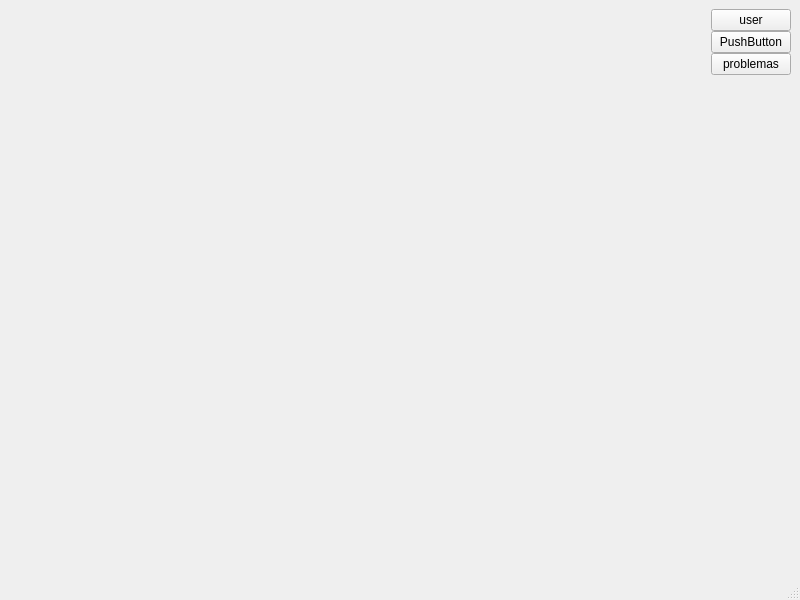
Old version of the form NavTrainer/mainwindow.ui in the repository FranciscoNortesN/IHM-Proyecto.
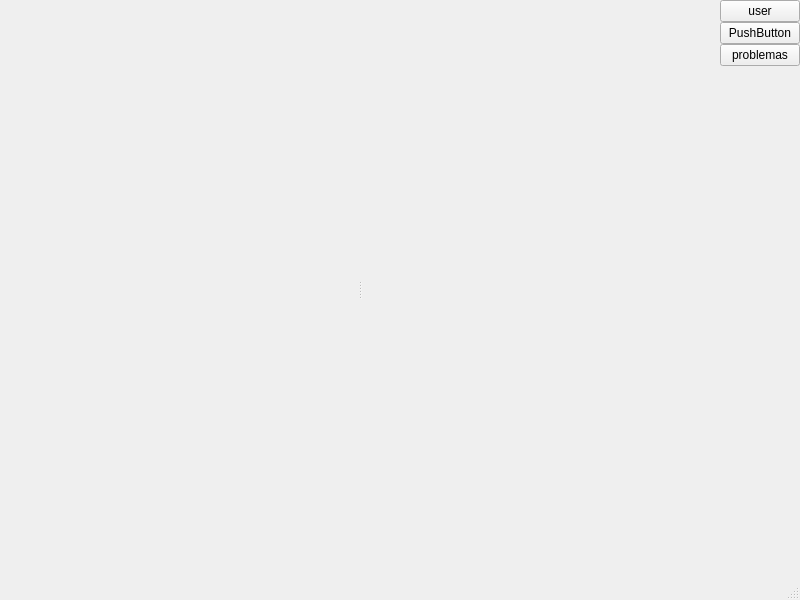
New version of the form.

Commit message: feature: splitter to separate map from user space and problems

```diff
--- a/NavTrainer/mainwindow.ui
+++ b/NavTrainer/mainwindow.ui
@@ -15,8 +15,26 @@
   </property>
   <widget class="QWidget" name="centralwidget">
    <layout class="QGridLayout" name="gridLayout">
+    <property name="leftMargin">
+     <number>0</number>
+    </property>
+    <property name="topMargin">
+     <number>0</number>
+    </property>
+    <property name="rightMargin">
+     <number>0</number>
+    </property>
+    <property name="bottomMargin">
+     <number>0</number>
+    </property>
+    <property name="spacing">
+     <number>0</number>
+    </property>
     <item row="0" column="0">
      <widget class="QStackedWidget" name="stackedWidget">
+      <property name="styleSheet">
+       <string notr="true"/>
+      </property>
       <property name="currentIndex">
        <number>1</number>
       </property>
@@ -63,7 +81,61 @@
         <property name="spacing">
          <number>0</number>
         </property>
-        <item row="3" column="1">
+        <item row="0" column="0" rowspan="6">
+         <widget class="QWidget" name="widget" native="true">
+          <property name="styleSheet">
+           <string notr="true"/>
+          </property>
+          <layout class="QGridLayout" name="gridLayout_4">
+           <property name="leftMargin">
+            <number>0</number>
+           </property>
+           <property name="topMargin">
+            <number>0</number>
+           </property>
+           <property name="rightMargin">
+            <number>0</number>
+           </property>
+           <property name="bottomMargin">
+            <number>0</number>
+           </property>
+           <property name="spacing">
+            <number>0</number>
+           </property>
+           <item row="0" column="0">
+            <widget class="QSplitter" name="splitter">
+             <property name="orientation">
+              <enum>Qt::Orientation::Horizontal</enum>
+             </property>
+             <widget class="QWidget" name="mapa" native="true">
+              <property name="styleSheet">
+               <string notr="true"/>
+              </property>
+             </widget>
+             <widget class="QWidget" name="probanduser" native="true">
+              <property name="styleSheet">
+               <string notr="true"/>
+              </property>
+             </widget>
+            </widget>
+           </item>
+          </layout>
+         </widget>
+        </item>
+        <item row="3" column="2">
+         <widget class="QPushButton" name="problemas">
+          <property name="sizePolicy">
+           <sizepolicy hsizetype="Preferred" vsizetype="Fixed">
+            <horstretch>0</horstretch>
+            <verstretch>0</verstretch>
+           </sizepolicy>
+          </property>
+          <property name="text">
+           <string>problemas</string>
+          </property>
+         </widget>
+        </item>
+        <item row="5" column="2">
          <spacer name="verticalSpacer">
           <property name="orientation">
            <enum>Qt::Orientation::Vertical</enum>
@@ -76,20 +148,7 @@
           </property>
          </spacer>
         </item>
-        <item row="2" column="1">
-         <widget class="QPushButton" name="problemas">
-          <property name="sizePolicy">
-           <sizepolicy hsizetype="Preferred" vsizetype="Fixed">
-            <horstretch>0</horstretch>
-            <verstretch>0</verstretch>
-           </sizepolicy>
-          </property>
-          <property name="text">
-           <string>problemas</string>
-          </property>
-         </widget>
-        </item>
-        <item row="0" column="1">
+        <item row="0" column="2">
          <widget class="QPushButton" name="user">
           <property name="sizePolicy">
            <sizepolicy hsizetype="Preferred" vsizetype="Fixed">
@@ -102,7 +161,7 @@
           </property>
          </widget>
         </item>
-        <item row="1" column="1">
+        <item row="1" column="2">
          <widget class="QPushButton" name="pushButton_2">
           <property name="sizePolicy">
            <sizepolicy hsizetype="Maximum" vsizetype="Fixed">
@@ -115,11 +174,6 @@
           </property>
          </widget>
         </item>
-        <item row="0" column="0" rowspan="4">
-         <widget class="QWidget" name="widget" native="true">
-          <layout class="QGridLayout" name="gridLayout_5"/>
-         </widget>
-        </item>
        </layout>
       </widget>
      </widget>
```
